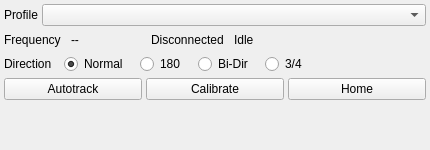
This is ui/SteppirWidget.ui in aa5sh/QLog as Qt 5 draws it before an edit. The edited form follows.
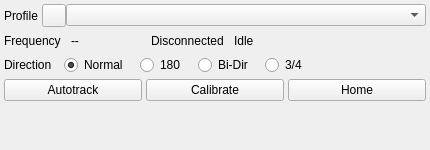
This is the edited form.

Commit message: Move SteppIR and amplifier connection controls into widgets

Patch:
```diff
--- a/ui/SteppirWidget.ui
+++ b/ui/SteppirWidget.ui
@@ -42,7 +42,36 @@
       </widget>
      </item>
      <item row="0" column="1">
-      <widget class="QComboBox" name="profileCombo"/>
+      <layout class="QHBoxLayout" name="profileControlLayout">
+       <property name="spacing">
+        <number>0</number>
+       </property>
+       <item>
+        <widget class="QToolButton" name="connectButton">
+         <property name="sizePolicy">
+          <sizepolicy hsizetype="Fixed" vsizetype="Preferred">
+           <horstretch>0</horstretch>
+           <verstretch>0</verstretch>
+          </sizepolicy>
+         </property>
+         <property name="maximumSize">
+          <size>
+           <width>24</width>
+           <height>100</height>
+          </size>
+         </property>
+         <property name="focusPolicy">
+          <enum>Qt::ClickFocus</enum>
+         </property>
+         <property name="toolButtonStyle">
+          <enum>Qt::ToolButtonIconOnly</enum>
+         </property>
+        </widget>
+       </item>
+       <item>
+        <widget class="QComboBox" name="profileCombo"/>
+       </item>
+      </layout>
      </item>
     </layout>
    </item>
```
The commit also changes 8 other files.
